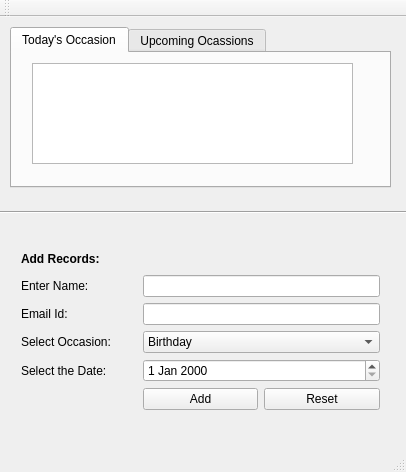
The window that mainwindow.ui (yashshah/OccasionNotifier) describes before a commit, drawn with Qt 5.
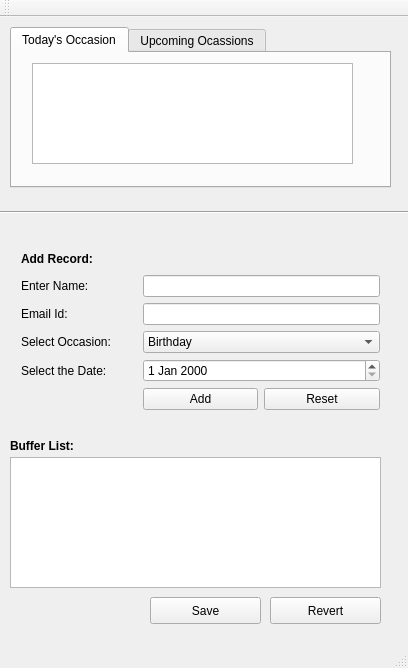
The same window after the commit.

What changed in the file:
```diff
--- a/mainwindow.ui
+++ b/mainwindow.ui
@@ -6,8 +6,8 @@
    <rect>
     <x>0</x>
     <y>0</y>
-    <width>406</width>
-    <height>472</height>
+    <width>408</width>
+    <height>668</height>
    </rect>
   </property>
   <property name="windowTitle">
@@ -33,7 +33,7 @@
         </font>
        </property>
        <property name="text">
-        <string>Add Records:</string>
+        <string>Add Record:</string>
        </property>
       </widget>
      </item>
@@ -175,6 +175,61 @@
      <enum>Qt::Horizontal</enum>
     </property>
    </widget>
+   <widget class="QPushButton" name="pushSave">
+    <property name="geometry">
+     <rect>
+      <x>150</x>
+      <y>580</y>
+      <width>111</width>
+      <height>27</height>
+     </rect>
+    </property>
+    <property name="text">
+     <string>Save</string>
+    </property>
+   </widget>
+   <widget class="QPushButton" name="pushRevert">
+    <property name="geometry">
+     <rect>
+      <x>270</x>
+      <y>580</y>
+      <width>111</width>
+      <height>27</height>
+     </rect>
+    </property>
+    <property name="text">
+     <string>Revert</string>
+    </property>
+   </widget>
+   <widget class="QListWidget" name="listview">
+    <property name="geometry">
+     <rect>
+      <x>10</x>
+      <y>440</y>
+      <width>371</width>
+      <height>131</height>
+     </rect>
+    </property>
+   </widget>
+   <widget class="QLabel" name="label">
+    <property name="geometry">
+     <rect>
+      <x>10</x>
+      <y>420</y>
+      <width>81</width>
+      <height>17</height>
+     </rect>
+    </property>
+    <property name="font">
+     <font>
+      <weight>75</weight>
+      <bold>true</bold>
+     </font>
+    </property>
+    <property name="text">
+     <string>Buffer List:</string>
+    </property>
+   </widget>
   </widget>
   <widget class="QMenuBar" name="menuBar">
    <property name="geometry">
```
Left out of the diff: 2 changed lines with no effect on the pictures.
